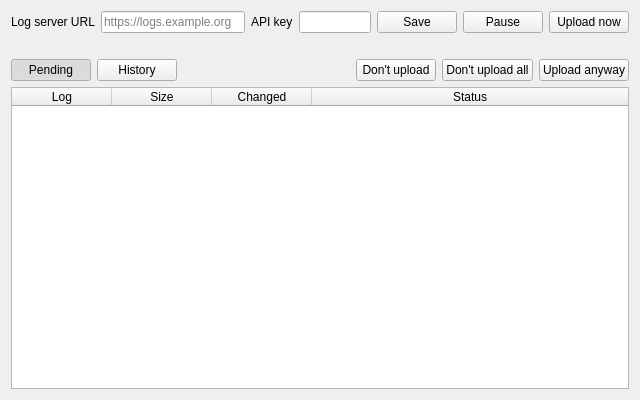
The window that sw/supervision/python/ui/ui_log_upload.ui (paparazzi/paparazzi) describes before a commit, drawn with Qt 5.
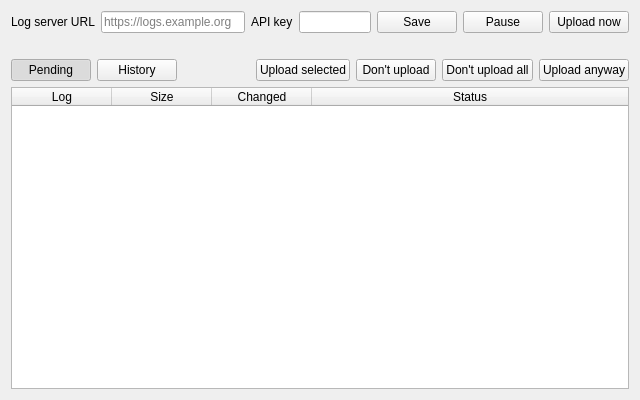
The same window after the commit.

Commit message:
[supervision] Log upload: upload selected logs without waiting an hour
Logs not recorded by this Center wait until unchanged for an hour. Add an
Upload selected button to send them right away, and check again when the
first waiting log is ready instead of on the next hourly run.

Diff of the .ui file:
```diff
--- a/sw/supervision/python/ui/ui_log_upload.ui
+++ b/sw/supervision/python/ui/ui_log_upload.ui
@@ -157,6 +157,16 @@
        </property>
       </spacer>
      </item>
+     <item>
+      <widget class="QPushButton" name="force_button">
+       <property name="toolTip">
+        <string>Upload the selected logs now, without waiting until they are unchanged for an hour. Only for logs which are no longer being recorded.</string>
+       </property>
+       <property name="text">
+        <string>Upload selected</string>
+       </property>
+      </widget>
+     </item>
      <item>
       <widget class="QPushButton" name="ignore_button">
        <property name="toolTip">
```
The commit also changes 2 other files.
